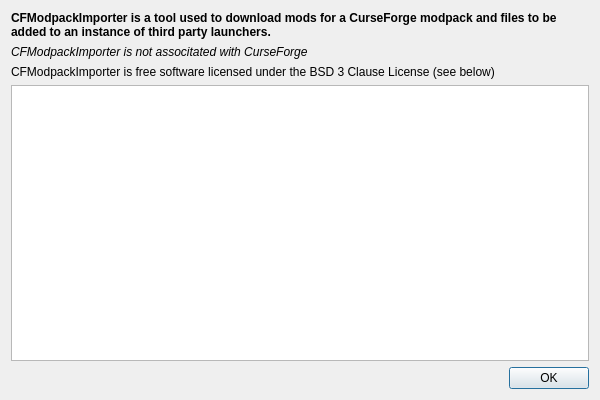
First picture: the form in ui/aboutdialog.ui, repository MB3hel/CFModpackImporter, before the edit.
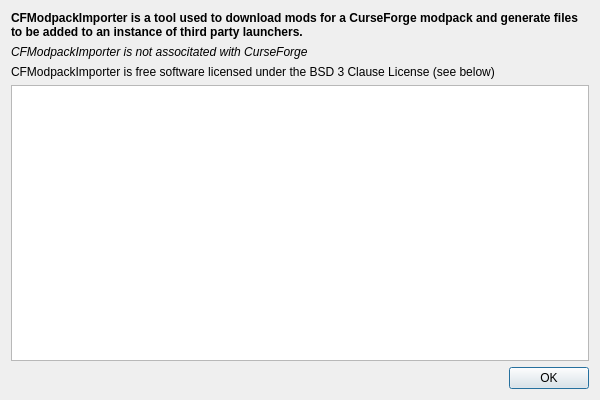
Second picture: the form after the edit. Icons and pictures are not drawn.

What changed in the file:
```diff
--- a/ui/aboutdialog.ui
+++ b/ui/aboutdialog.ui
@@ -26,7 +26,7 @@
       </font>
      </property>
      <property name="text">
-      <string>CFModpackImporter is a tool used to download mods for a CurseForge modpack and files to be added to an instance of third party launchers.</string>
+      <string>CFModpackImporter is a tool used to download mods for a CurseForge modpack and generate files to be added to an instance of third party launchers.</string>
      </property>
      <property name="wordWrap">
       <bool>true</bool>
```
Left out of the diff: 6 changed lines with no effect on the pictures.
